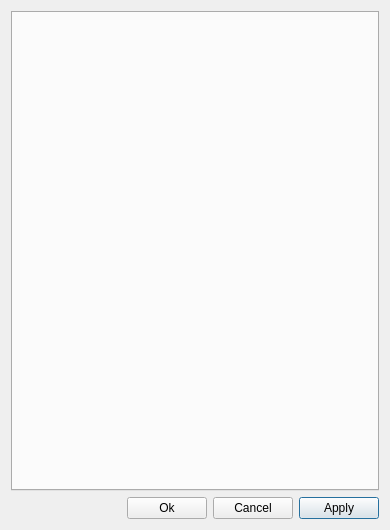
This is qt/python/mantidqt/widgets/plotconfigdialog/plot_config_dialog.ui in mantidproject/mantid as Qt 5 draws it before an edit. The edited form follows.
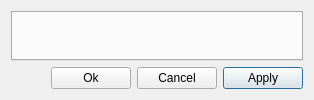
This is the edited form.

Commit message:
Fix poor plot options scaling on high res displays
Remove fixed widget sizes

Patch:
```diff
--- a/qt/python/mantidqt/widgets/plotconfigdialog/plot_config_dialog.ui
+++ b/qt/python/mantidqt/widgets/plotconfigdialog/plot_config_dialog.ui
@@ -2,26 +2,6 @@
 <ui version="4.0">
  <class>Dialog</class>
  <widget class="QDialog" name="Dialog">
-  <property name="geometry">
-   <rect>
-    <x>0</x>
-    <y>0</y>
-    <width>390</width>
-    <height>530</height>
-   </rect>
-  </property>
-  <property name="minimumSize">
-   <size>
-    <width>390</width>
-    <height>530</height>
-   </size>
-  </property>
-  <property name="maximumSize">
-   <size>
-    <width>390</width>
-    <height>530</height>
-   </size>
-  </property>
   <property name="windowTitle">
    <string>Figure Options</string>
   </property>
```
The commit also changes 6 other files.
